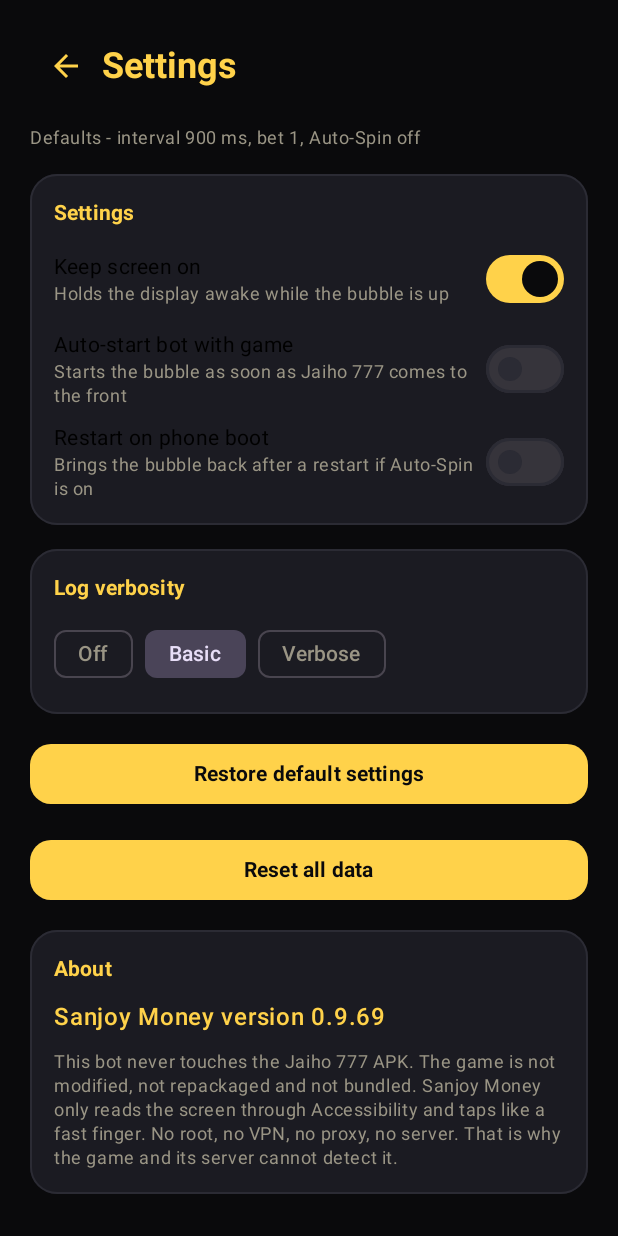
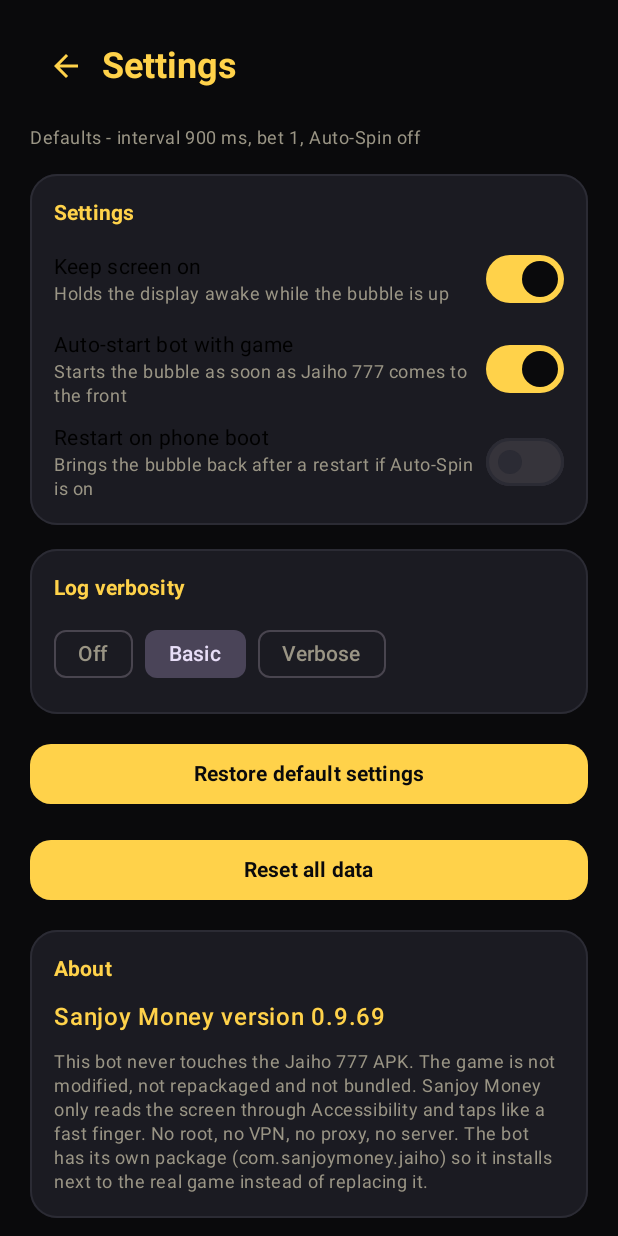
Before and after one commit to sanjoyingti/sanjoymoney-261118-2346, an Android app built with Jetpack Compose: the SettingsScreen screen opened through its navigation route, on a phone screen of 412 x 824 dp. Run offline under Robolectric (Android 15) with nearby library versions, the phone set to English and light mode, and no system bars.

Commit message:
Change: 1. Give the bot its own package identity so it installs alon

```diff
--- a/app/src/main/java/com/jaiho/sss/in/data/Settings.kt
+++ b/app/src/main/java/com/jaiho/sss/in/data/Settings.kt
@@ -10,7 +10,7 @@ data class Settings(
     val vibrate: Boolean = true,
     val jackpotToast: Boolean = true,
     val keepScreenOn: Boolean = true,
-    val autoStartWithGame: Boolean = false,
+    val autoStartWithGame: Boolean = true,
     val startOnBoot: Boolean = false,
     val logVerbosity: Int = 1,
     val spinX: Float = 0.5f,
--- a/app/src/main/java/com/jaiho/sss/in/util/SystemUtils.kt
+++ b/app/src/main/java/com/jaiho/sss/in/util/SystemUtils.kt
@@ -7,13 +7,21 @@ import android.net.Uri
 import android.os.Build
 import android.os.PowerManager
 import android.provider.Settings as AndroidSettings
+import android.widget.Toast
+import com.jaiho.sss.`in`.R
 import com.jaiho.sss.`in`.service.BotAccessibilityService
 
 object SystemUtils {
 
-    val GAME_PACKAGES = listOf("com.jaiho.sss.in", "com.jaiho.sss")
+    /** The real game: its package and its launcher activity inside the Cocos shell. */
     const val GAME_PACKAGE = "com.jaiho.sss.in"
+    const val GAME_ACTIVITY = "org.cocos2dx.javascript.AppActivity"
+
+    val GAME_PACKAGES = listOf(GAME_PACKAGE, "com.jaiho.sss")
+
     const val VERSION = "0.9.69"
+
+    enum class LaunchOutcome { GAME, STORE, NOT_FOUND }
 
     fun isOverlayGranted(context: Context): Boolean = AndroidSettings.canDrawOverlays(context)
 
@@ -34,28 +42,59 @@ object SystemUtils {
         return enabled.split(':').any { it.equals(expected.flattenToString(), true) || it.equals(short, true) }
     }
 
-    fun isGameInstalled(context: Context): Boolean = gameLaunchIntent(context) != null
-
-    fun gameLaunchIntent(context: Context): Intent? {
+    fun isGameInstalled(context: Context): Boolean {
         val pm = context.packageManager
         for (pkg in GAME_PACKAGES) {
-            val intent = runCatching { pm.getLaunchIntentForPackage(pkg) }.getOrNull()
-            if (intent != null && pkg != context.packageName) return intent
+            val found = runCatching {
+                @Suppress("DEPRECATION")
+                pm.getPackageInfo(pkg, 0)
+            }.isSuccess
+            if (found) return true
         }
-        return runCatching { pm.getLaunchIntentForPackage(GAME_PACKAGE) }.getOrNull()
+        return runCatching { pm.getLaunchIntentForPackage(GAME_PACKAGE) }.getOrNull() != null
     }
 
-    fun launchGame(context: Context): Boolean {
-        val intent = gameLaunchIntent(context) ?: return false
-        intent.addFlags(Intent.FLAG_ACTIVITY_NEW_TASK)
-        return runCatching { context.startActivity(intent) }.isSuccess
+    /**
+     * Opens the real Jaiho 777.
+     * Order: explicit activity -> normal launcher intent -> store page -> toast with hint.
+     */
+    fun launchGame(context: Context): LaunchOutcome {
+        val explicit = Intent(Intent.ACTION_MAIN).apply {
+            component = ComponentName(GAME_PACKAGE, GAME_ACTIVITY)
+            addCategory(Intent.CATEGORY_LAUNCHER)
+            addFlags(Intent.FLAG_ACTIVITY_NEW_TASK or Intent.FLAG_ACTIVITY_RESET_TASK_IF_NEEDED)
+        }
+        if (startSafely(context, explicit)) return LaunchOutcome.GAME
+
+        for (pkg in GAME_PACKAGES) {
+            val launch = runCatching { context.packageManager.getLaunchIntentForPackage(pkg) }.getOrNull()
+            if (launch != null) {
+                launch.addFlags(Intent.FLAG_ACTIVITY_NEW_TASK)
+                if (startSafely(context, launch)) return LaunchOutcome.GAME
+            }
+        }
+
+        if (startSafely(context, playStoreIntent())) return LaunchOutcome.STORE
+        if (startSafely(context, webStoreIntent())) return LaunchOutcome.STORE
+
+        Toast.makeText(
+            context,
+            context.getString(R.string.game_missing_toast),
+            Toast.LENGTH_LONG
+        ).show()
+        return LaunchOutcome.NOT_FOUND
     }
+
+    private fun startSafely(context: Context, intent: Intent): Boolean =
+        runCatching { context.startActivity(intent) }.isSuccess
 
     fun playStoreIntent(): Intent =
         Intent(Intent.ACTION_VIEW, Uri.parse("market://details?id=$GAME_PACKAGE"))
+            .addFlags(Intent.FLAG_ACTIVITY_NEW_TASK)
 
     fun webStoreIntent(): Intent =
         Intent(Intent.ACTION_VIEW, Uri.parse("https://play.google.com/store/apps/details?id=$GAME_PACKAGE"))
+            .addFlags(Intent.FLAG_ACTIVITY_NEW_TASK)
 
     fun openOverlaySettings(context: Context) {
         val intent = Intent(
--- a/app/src/main/res/drawable/ic_stat_bot.xml
+++ b/app/src/main/res/drawable/ic_stat_bot.xml
@@ -5,7 +5,10 @@
     android:viewportWidth="24"
     android:viewportHeight="24">
     <path
-        android:fillColor="#FFFFFF"
+        android:fillColor="#FFFFFFFF"
         android:fillType="evenOdd"
-        android:pathData="M12,2 A10,10 0 1,0 12,22 A10,10 0 1,0 12,2 Z M12,7 A5,5 0 1,1 12,17 A5,5 0 1,1 12,7 Z" />
+        android:pathData="M12,2A10,10 0 1,0 12,22A10,10 0 1,0 12,2Z M12,5A7,7 0 1,1 12,19A7,7 0 1,1 12,5Z" />
+    <path
+        android:fillColor="#FFFFFFFF"
+        android:pathData="M12,7.6L13.6,11.1L17.4,11.4L14.5,13.9L15.4,17.6L12,15.6L8.6,17.6L9.5,13.9L6.6,11.4L10.4,11.1Z" />
 </vector>
--- a/app/src/main/res/mipmap-anydpi-v26/ic_launcher.xml
+++ b/app/src/main/res/mipmap-anydpi-v26/ic_launcher.xml
@@ -2,5 +2,4 @@
 <adaptive-icon xmlns:android="http://schemas.android.com/apk/res/android">
     <background android:drawable="@color/launcher_bg" />
     <foreground android:drawable="@drawable/ic_launcher_foreground" />
-    <monochrome android:drawable="@drawable/ic_launcher_foreground" />
 </adaptive-icon>
--- a/app/src/main/res/mipmap-anydpi-v26/ic_launcher_round.xml
+++ b/app/src/main/res/mipmap-anydpi-v26/ic_launcher_round.xml
@@ -2,5 +2,4 @@
 <adaptive-icon xmlns:android="http://schemas.android.com/apk/res/android">
     <background android:drawable="@color/launcher_bg" />
     <foreground android:drawable="@drawable/ic_launcher_foreground" />
-    <monochrome android:drawable="@drawable/ic_launcher_foreground" />
 </adaptive-icon>
--- a/app/src/main/res/values/strings.xml
+++ b/app/src/main/res/values/strings.xml
@@ -13,6 +13,8 @@
     <string name="game_missing">Jaiho 777 is not installed</string>
     <string name="game_missing_title">Jaiho 777 not found</string>
     <string name="game_missing_body">Install the game (package com.jaiho.sss.in) from the Play Store or from the website of its provider, then come back and tap OPEN JAIHO 777 again.</string>
+    <string name="game_missing_toast">Jaiho 777 is not installed. Install it, then tap OPEN JAIHO 777 again.</string>
+    <string name="store_opened_hint">Store page opened - install Jaiho 777, then tap OPEN JAIHO 777 again</string>
     <string name="play_store">Play Store</string>
     <string name="copy_package">Copy package name</string>
     <string name="package_copied">Package name copied</string>
@@ -57,7 +59,7 @@
     <string name="reset_done">All data cleared</string>
     <string name="about_title">About</string>
     <string name="about_version">Sanjoy Money version %1$s</string>
-    <string name="about_note">This bot never touches the Jaiho 777 APK. The game is not modified, not repackaged and not bundled. Sanjoy Money only reads the screen through Accessibility and taps like a fast finger. No root, no VPN, no proxy, no server. That is why the game and its server cannot detect it.</string>
+    <string name="about_note">This bot never touches the Jaiho 777 APK. The game is not modified, not repackaged and not bundled. Sanjoy Money only reads the screen through Accessibility and taps like a fast finger. No root, no VPN, no proxy, no server. The bot has its own package (com.sanjoymoney.jaiho) so it installs next to the real game instead of replacing it.</string>
 
     <string name="calibrate_title">Calibration</string>
     <string name="calibrate_body">1. Open Jaiho 777 through the home screen.\n2. Open the SM panel and tap the crosshair button.\n3. Drag the SPIN crosshair onto the real spin button and the COLLECT crosshair onto the real collect or claim button.\n4. Save. The points are stored as screen percentages and are used whenever Accessibility cannot find the buttons.</string>
@@ -77,66 +79,7 @@
     <string name="bubble_desc">Sanjoy Money bubble. Tap for the control panel, long press to hide for 3 seconds.</string>
     <string name="bubble_hidden">Bubble hidden for 3 seconds</string>
 
-    <string name="panel_title">BOT CONTROL</string>
-    <string name="panel_hold">Engine pauses while this panel is open</string>
-    <string name="panel_collapse">Collapse to bubble</string>
-    <string name="panel_calibrate">Calibration crosshairs</string>
-    <string name="toggle_auto_spin">Auto-Spin</string>
-    <string name="toggle_always_win">Always-Win guard</string>
-    <string name="toggle_jackpot_hunter">Jackpot Hunter</string>
-    <string name="toggle_stealth">Stealth</string>
-    <string name="toggle_vibration">Vibration</string>
-    <string name="toggle_jackpot_toast">Jackpot toast</string>
-    <string name="interval_label">Interval: %1$d ms</string>
-    <string name="bet_label">Bet file</string>
-    <string name="bet_value">%1$d / 5</string>
-    <string name="bet_minus">Bet down</string>
-    <string name="bet_plus">Bet up</string>
-    <string name="counters">Counters</string>
-    <string name="counter_spins">Spins</string>
-    <string name="counter_wins">Wins</string>
-    <string name="counter_near">Near-misses</string>
-    <string name="counter_jackpots">Jackpots</string>
-    <string name="counter_biggest">Biggest win</string>
-    <string name="reset_counters">Reset counters</string>
-    <string name="counters_reset">Counters reset</string>
-    <string name="log_title">Log (last 100 lines)</string>
-    <string name="log_empty">No log lines yet</string>
-
-    <string name="notification_channel">Bot service</string>
-    <string name="notification_channel_desc">Keeps the floating bubble alive</string>
-    <string name="notification_title">Sanjoy Money is floating</string>
-    <string name="notification_text">Tap to open the control panel</string>
-    <string name="notification_stop">Stop</string>
-    <string name="notification_open_app">App</string>
-
     <string name="toast_jackpot">JACKPOT!</string>
     <string name="toast_spin_on">Auto-Spin on</string>
     <string name="toast_spin_off">Auto-Spin off</string>
-
-    <string name="log_engine_started">Engine started</string>
-    <string name="log_engine_stopped">Engine stopped</string>
-    <string name="log_engine_ready">Engine ready, waiting for Auto-Spin</string>
-    <string name="log_spin_node">Spin tapped by accessibility node</string>
-    <string name="log_spin_gesture">Spin node not clickable - gesture tap</string>
-    <string name="log_spin_calibrated">Spin node missing - tap at calibration point</string>
-    <string name="log_spin_not_found">Spin button not found</string>
-    <string name="log_balance">Balance read: %1$s</string>
-    <string name="log_win">Win detected (+%1$s)</string>
-    <string name="log_loss">Loss detected (-%1$s)</string>
-    <string name="log_near_miss">Near miss</string>
-    <string name="log_bet_down">Balance under session start - bet stepped down to %1$d</string>
-    <string name="log_bet_up">Balance over session start - bet stepped up to %1$d</string>
-    <string name="log_loss_streak">Three losses in a row - lowest bet and slower spins for 5 rounds</string>
-    <string name="log_jackpot">Jackpot signal: %1$s</string>
-    <string name="log_jackpot_tapped">Tapped \"%1$s\"</string>
-    <string name="log_jackpot_calibrated">No collect button - tap at calibration point</string>
-    <string name="log_jackpot_no_button">No collect or claim button found</string>
-    <string name="log_stealth_skip">Stealth skip - waiting %1$d ms</string>
-    <string name="log_paused_panel">Paused - panel open</string>
-    <string name="log_game_not_focused">Jaiho 777 not in front</string>
-    <string name="log_error">Error: %1$s</string>
-    <string name="log_service_wait">Accessibility service not connected</string>
-    <string name="log_stats_reset">Counters reset</string>
-    <string name="log_calibration_applied">Calibration saved - used as fallback</string>
 </resources>
--- /dev/null
+++ b/app/src/main/res/values/strings_bot.xml
@@ -0,0 +1,61 @@
+<?xml version="1.0" encoding="utf-8"?>
+<resources>
+    <string name="panel_title">BOT CONTROL</string>
+    <string name="panel_hold">Engine pauses while this panel is open</string>
+    <string name="panel_collapse">Collapse to bubble</string>
+    <string name="panel_calibrate">Calibration crosshairs</string>
+    <string name="toggle_auto_spin">Auto-Spin</string>
+    <string name="toggle_always_win">Always-Win guard</string>
+    <string name="toggle_jackpot_hunter">Jackpot Hunter</string>
+    <string name="toggle_stealth">Stealth</string>
+    <string name="toggle_vibration">Vibration</string>
+    <string name="toggle_jackpot_toast">Jackpot toast</string>
+    <string name="interval_label">Interval: %1$d ms</string>
+    <string name="bet_label">Bet level</string>
+    <string name="bet_value">%1$d / 5</string>
+    <string name="bet_minus">Bet down</string>
+    <string name="bet_plus">Bet up</string>
+    <string name="counters">Counters</string>
+    <string name="counter_spins">Spins</string>
+    <string name="counter_wins">Wins</string>
+    <string name="counter_near">Near misses</string>
+    <string name="counter_jackpots">Jackpots</string>
+    <string name="counter_biggest">Biggest win</string>
+    <string name="counters_reset">Counters reset</string>
+    <string name="reset_counters">Reset counters</string>
+    <string name="log_title">Log</string>
+    <string name="log_empty">No log lines yet</string>
+
+    <string name="notification_channel">Sanjoy Money bot</string>
+    <string name="notification_channel_desc">Keeps the floating bot bubble alive above Jaiho 777</string>
+    <string name="notification_title">Sanjoy Money is running</string>
+    <string name="notification_text">Floating bot ready - it drives Jaiho 777 for you</string>
+    <string name="notification_stop">Stop</string>
+
+    <string name="log_engine_ready">Engine ready - accessibility connected</string>
+    <string name="log_service_wait">Service detached - waiting for accessibility</string>
+    <string name="log_engine_started">Auto-Spin started</string>
+    <string name="log_engine_stopped">Auto-Spin stopped</string>
+    <string name="log_paused_panel">Panel open - engine paused</string>
+    <string name="log_stats_reset">Counters reset</string>
+    <string name="log_game_not_focused">Jaiho 777 is not in front - waiting</string>
+    <string name="log_stealth_skip">Human pause: %1$d ms</string>
+    <string name="log_error">Error: %1$s</string>
+    <string name="log_spin_node">Spin tapped (button)</string>
+    <string name="log_spin_gesture">Spin tapped (finger gesture)</string>
+    <string name="log_spin_calibrated">Spin tapped (calibrated point)</string>
+    <string name="log_spin_not_found">Spin button not found yet</string>
+    <string name="log_win">Win +%1$s</string>
+    <string name="log_loss">Loss -%1$s</string>
+    <string name="log_loss_streak">Three losses in a row - bet lowered and pace slowed</string>
+    <string name="log_near_miss">Near miss detected</string>
+    <string name="log_balance">Balance %1$s</string>
+    <string name="log_bet_down">Bet level down to %1$d</string>
+    <string name="log_bet_up">Bet level up to %1$d</string>
+    <string name="log_jackpot">Jackpot screen: %1$s</string>
+    <string name="log_jackpot_tapped">Jackpot collected via button: %1$s</string>
+    <string name="log_jackpot_calibrated">Jackpot collected via calibrated point</string>
+    <string name="log_jackpot_no_button">Jackpot screen seen but no collect button</string>
+    <string name="log_auto_started">Jaiho 777 came to the front - bot started by itself</string>
+    <string name="log_calibration_applied">Calibration points saved</string>
+</resources>
--- a/app/src/main/res/values/themes.xml
+++ b/app/src/main/res/values/themes.xml
@@ -5,6 +5,7 @@
         <item name="android:statusBarColor">@color/ink</item>
         <item name="android:navigationBarColor">@color/ink</item>
         <item name="android:windowLightStatusBar">false</item>
+        <item name="android:windowLightNavigationBar">false</item>
         <item name="android:colorAccent">@color/gold</item>
     </style>
 </resources>
--- a/app/src/main/res/xml/accessibility_service_config.xml
+++ b/app/src/main/res/xml/accessibility_service_config.xml
@@ -7,4 +7,4 @@
     android:canRetrieveWindowContent="true"
     android:description="@string/accessibility_description"
     android:notificationTimeout="100"
-    android:packageNames="com.jaiho.sss.in" />
+    android:packageNames="com.jaiho.sss.in,com.jaiho.sss" />
```
Also changed, not shown: app/src/main/AndroidManifest.xml (+15 -5 lines), app/src/main/java/com/jaiho/sss/in/SanjoyApp.kt (+14 -2 lines), app/src/main/java/com/jaiho/sss/in/bot/BotEngine.kt (+26 -14 lines), app/src/main/java/com/jaiho/sss/in/service/BotAccessibilityService.kt (+48 -5 lines), app/src/main/java/com/jaiho/sss/in/service/OverlayService.kt (+11 -3 lines), app/src/main/java/com/jaiho/sss/in/ui/MainViewModel.kt (+13 -5 lines), app/src/main/java/com/jaiho/sss/in/ui/screens/HomeScreen.kt (+14 -1 lines), app/src/main/res/drawable/ic_launcher_foreground.xml (+7 -4 lines), app/src/main/res/xml/backup_rules.xml (+1 -6 lines), app/src/main/res/xml/data_extraction_rules.xml (+2 -12 lines).
